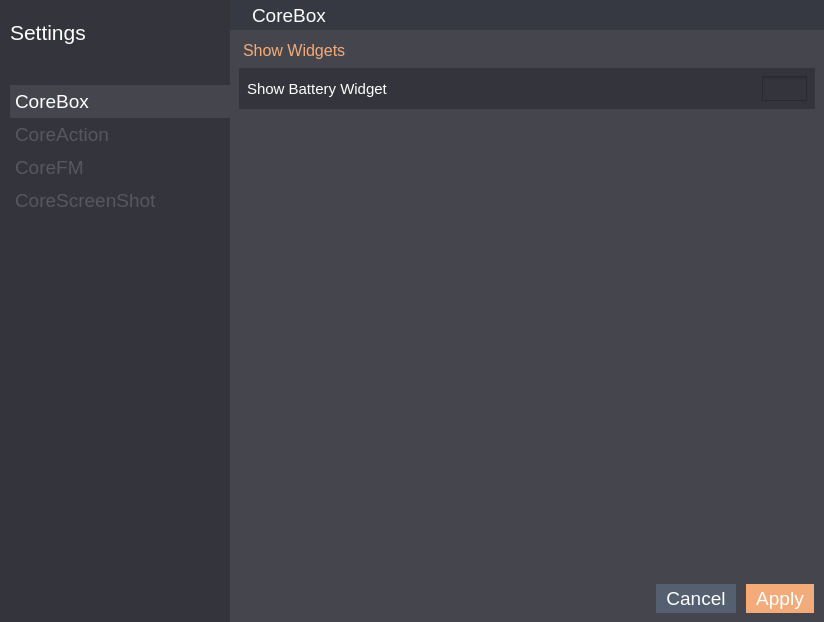
Above: settings/settings.ui from rahmanshaber/corebox before the change. Below: the same form after it.
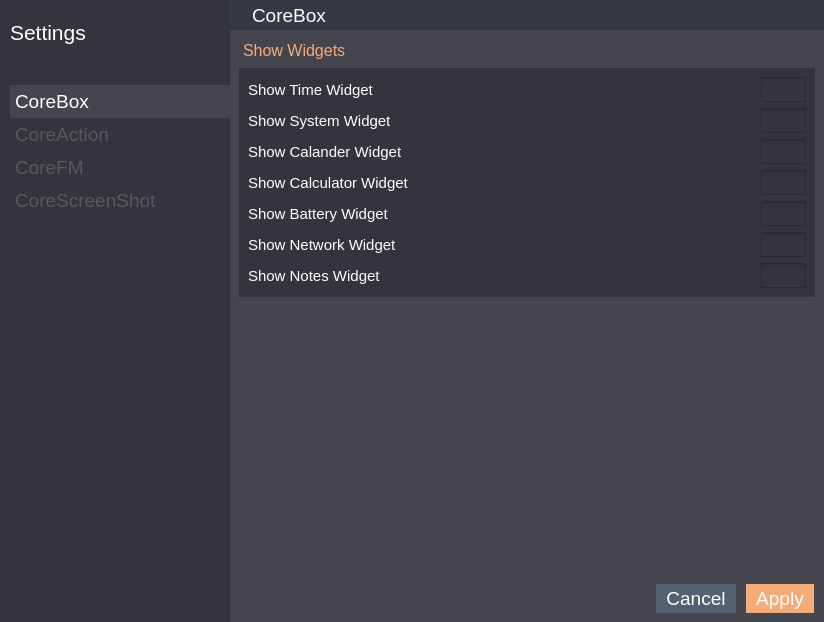
That is the form after the change. The open tabs and pages were chosen to show the change. Icons and pictures are not drawn.

```diff
--- a/settings/settings.ui
+++ b/settings/settings.ui
@@ -494,7 +494,7 @@
      </layout>
     </widget>
    </item>
-   <item row="1" column="1">
+   <item row="3" column="1">
     <widget class="QStackedWidget" name="pages">
      <property name="font">
       <font>
@@ -719,22 +719,223 @@
 }</string>
          </property>
          <layout class="QGridLayout" name="gridLayout_5">
-          <property name="leftMargin">
-           <number>8</number>
-          </property>
-          <property name="topMargin">
-           <number>8</number>
-          </property>
-          <property name="rightMargin">
-           <number>8</number>
-          </property>
-          <property name="bottomMargin">
-           <number>8</number>
-          </property>
-          <property name="horizontalSpacing">
-           <number>8</number>
-          </property>
           <item row="0" column="0">
+           <widget class="QLabel" name="label_15">
+            <property name="font">
+             <font>
+              <pointsize>11</pointsize>
+              <weight>50</weight>
+              <bold>false</bold>
+             </font>
+            </property>
+            <property name="text">
+             <string>Show Time Widget</string>
+            </property>
+           </widget>
+          </item>
+          <item row="0" column="1">
+           <widget class="QCheckBox" name="isTime">
+            <property name="maximumSize">
+             <size>
+              <width>45</width>
+              <height>25</height>
+             </size>
+            </property>
+            <property name="font">
+             <font>
+              <pointsize>11</pointsize>
+             </font>
+            </property>
+            <property name="styleSheet">
+             <string notr="true">QCheckBox::indicator {
+    width: 45px;
+    height: 25px;
+}
+
+QCheckBox::indicator:checked {
+    image: url(:/icons/checkbox.svg);
+}
+
+QCheckBox::indicator:unchecked {
+    image: url(:/icons/checkbox_not.svg);
+}</string>
+            </property>
+            <property name="text">
+             <string/>
+            </property>
+           </widget>
+          </item>
+          <item row="1" column="1">
+           <widget class="QCheckBox" name="isSystem">
+            <property name="maximumSize">
+             <size>
+              <width>45</width>
+              <height>25</height>
+             </size>
+            </property>
+            <property name="font">
+             <font>
+              <pointsize>11</pointsize>
+             </font>
+            </property>
+            <property name="styleSheet">
+             <string notr="true">QCheckBox::indicator {
+    width: 45px;
+    height: 25px;
+}
+
+QCheckBox::indicator:checked {
+    image: url(:/icons/checkbox.svg);
+}
+
+QCheckBox::indicator:unchecked {
+    image: url(:/icons/checkbox_not.svg);
+}</string>
+            </property>
+            <property name="text">
+             <string/>
+            </property>
+           </widget>
+          </item>
+          <item row="1" column="0">
+           <widget class="QLabel" name="label_16">
+            <property name="font">
+             <font>
+              <pointsize>11</pointsize>
+              <weight>50</weight>
+              <bold>false</bold>
+             </font>
+            </property>
+            <property name="text">
+             <string>Show System Widget</string>
+            </property>
+           </widget>
+          </item>
+          <item row="2" column="0">
+           <widget class="QLabel" name="label_18">
+            <property name="font">
+             <font>
+              <pointsize>11</pointsize>
+              <weight>50</weight>
+              <bold>false</bold>
+             </font>
+            </property>
+            <property name="text">
+             <string>Show Calander Widget</string>
+            </property>
+           </widget>
+          </item>
+          <item row="2" column="1">
+           <widget class="QCheckBox" name="isCalander">
+            <property name="maximumSize">
+             <size>
+              <width>45</width>
+              <height>25</height>
+             </size>
+            </property>
+            <property name="font">
+             <font>
+              <pointsize>11</pointsize>
+             </font>
+            </property>
+            <property name="styleSheet">
+             <string notr="true">QCheckBox::indicator {
+    width: 45px;
+    height: 25px;
+}
+
+QCheckBox::indicator:checked {
+    image: url(:/icons/checkbox.svg);
+}
+
+QCheckBox::indicator:unchecked {
+    image: url(:/icons/checkbox_not.svg);
+}</string>
+            </property>
+            <property name="text">
+             <string/>
+            </property>
+           </widget>
+          </item>
+          <item row="5" column="1">
+           <widget class="QCheckBox" name="isCalculator">
+            <property name="maximumSize">
+             <size>
+              <width>45</width>
+              <height>25</height>
+             </size>
+            </property>
+            <property name="font">
+             <font>
+              <pointsize>11</pointsize>
+             </font>
+            </property>
+            <property name="styleSheet">
+             <string notr="true">QCheckBox::indicator {
+    width: 45px;
+    height: 25px;
+}
+
+QCheckBox::indicator:checked {
+    image: url(:/icons/checkbox.svg);
+}
+
+QCheckBox::indicator:unchecked {
+    image: url(:/icons/checkbox_not.svg);
+}</string>
+            </property>
+            <property name="text">
+             <string/>
+            </property>
+           </widget>
+          </item>
+          <item row="5" column="0">
+           <widget class="QLabel" name="label_19">
+            <property name="font">
+             <font>
+              <pointsize>11</pointsize>
+              <weight>50</weight>
+              <bold>false</bold>
+             </font>
+            </property>
+            <property name="text">
+             <string>Show Calculator Widget</string>
+            </property>
+           </widget>
+          </item>
+          <item row="7" column="1">
+           <widget class="QCheckBox" name="isBattery">
+            <property name="maximumSize">
+             <size>
+              <width>45</width>
+              <height>25</height>
+             </size>
+            </property>
+            <property name="font">
+             <font>
+              <pointsize>11</pointsize>
+             </font>
+            </property>
+            <property name="styleSheet">
+             <string notr="true">QCheckBox::indicator {
+    width: 45px;
+    height: 25px;
+}
+
+QCheckBox::indicator:checked {
+    image: url(:/icons/checkbox.svg);
+}
+
+QCheckBox::indicator:unchecked {
+    image: url(:/icons/checkbox_not.svg);
+}</string>
+            </property>
+            <property name="text">
+             <string/>
+            </property>
+           </widget>
+          </item>
+          <item row="7" column="0">
            <widget class="QLabel" name="label_7">
             <property name="font">
              <font>
@@ -748,8 +949,22 @@
             </property>
            </widget>
           </item>
-          <item row="0" column="1">
-           <widget class="QCheckBox" name="isBattery">
+          <item row="9" column="0">
+           <widget class="QLabel" name="label_17">
+            <property name="font">
+             <font>
+              <pointsize>11</pointsize>
+              <weight>50</weight>
+              <bold>false</bold>
+             </font>
+            </property>
+            <property name="text">
+             <string>Show Network Widget</string>
+            </property>
+           </widget>
+          </item>
+          <item row="9" column="1">
+           <widget class="QCheckBox" name="isNetwork">
             <property name="maximumSize">
              <size>
               <width>45</width>
@@ -780,6 +995,52 @@
             </property>
            </widget>
           </item>
+          <item row="10" column="1">
+           <widget class="QCheckBox" name="isNotes">
+            <property name="maximumSize">
+             <size>
+              <width>45</width>
+              <height>25</height>
+             </size>
+            </property>
+            <property name="font">
+             <font>
+              <pointsize>11</pointsize>
+             </font>
+            </property>
+            <property name="styleSheet">
+             <string notr="true">QCheckBox::indicator {
+    width: 45px;
+    height: 25px;
+}
+
+QCheckBox::indicator:checked {
+    image: url(:/icons/checkbox.svg);
+}
+
+QCheckBox::indicator:unchecked {
+    image: url(:/icons/checkbox_not.svg);
+}</string>
+            </property>
+            <property name="text">
+             <string/>
+            </property>
+           </widget>
+          </item>
+          <item row="10" column="0">
+           <widget class="QLabel" name="label_20">
+            <property name="font">
+             <font>
+              <pointsize>11</pointsize>
+              <weight>50</weight>
+              <bold>false</bold>
+             </font>
+            </property>
+            <property name="text">
+             <string>Show Notes Widget</string>
+            </property>
+           </widget>
+          </item>
          </layout>
         </widget>
        </item>
```
Left out of the diff: 25 changed lines with no effect on the pictures.
